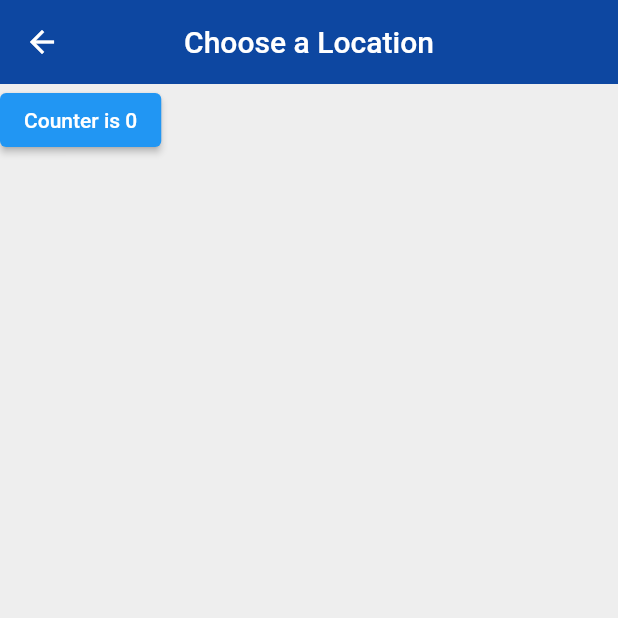
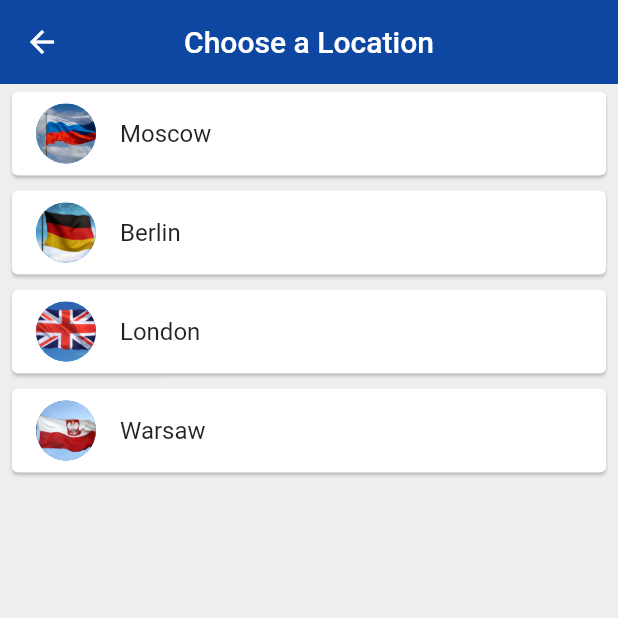
Before and after one commit to Hacikes/startLearningFlutter, a Flutter app: the ChooseLocation screen opened by its route, on a phone screen of 412 x 824 dp, the top half of it. Run offline on Flutter 3.47's test engine with Material 2 defaults, Android fonts, the phone set to English and light mode, and no system bars; our stand-ins replace flutter_spinkit; network calls fail; statements that could not run were skipped.

Commit message:
Урок 34.
Делаем выбор локаций на экране локаций

1) Импортировали класс WorldTime на экран choose_location.dart
2) Добавили список стран на выбор с url и картинками
3) Сделали список, который можно тыкать и выбирать страну( циклически выбирается строка по индексу начиная от 0)
4) Настроили загрузку флагов для каждой локации
5) Для списка сделали действие при тапе - вывод в консоль названия локации

```diff
--- a/lib/pages/choose_location.dart
+++ b/lib/pages/choose_location.dart
@@ -1,4 +1,5 @@
 import 'package:flutter/material.dart';
+import 'package:kekaga/services/world_time.dart';
 
 class ChooseLocation extends StatefulWidget {
   const ChooseLocation({Key? key}) : super(key: key);
@@ -11,6 +12,15 @@ class _ChooseLocationState extends State<ChooseLocation> {
 
   int counter = 0;
 
+  // Наши варианты выбора местоположения
+  // Берём класс WorldTime из файла world_time.dart
+  List<WorldTime> locations = [
+  WorldTime(location: 'Moscow', flag: 'Russia_flag.jpg', url: 'Europe/Moscow'),
+  WorldTime(location: 'Berlin', flag: 'germaniya.jpg', url: 'Europe/Berlin'),
+  WorldTime(location: 'London', flag: 'English.jpg', url: 'Europe/London'),
+  WorldTime(location: 'Warsaw', flag: 'Poland.jpg', url: 'Europe/Warsaw')
+  ];
+
   @override
   Widget build(BuildContext context) {
     print("Build function ran");
@@ -22,12 +32,27 @@ class _ChooseLocationState extends State<ChooseLocation> {
         centerTitle: true,
         elevation: 0,
       ),
-      body: ElevatedButton(
-        onPressed: () {
-          setState(() {
-            counter +=1;
-          });
-        }, child: Text('Counter is $counter'),
+      body: ListView.builder(
+          itemCount: locations.length,
+          // Будет циклически просматривать список
+          itemBuilder: (context, index){
+            // Возвращаем список, на который можно будет жмякать
+            return Padding(
+              padding: const EdgeInsets.symmetric(vertical: 1.0, horizontal: 4.0),
+              child: Card(
+                child: ListTile(
+                  onTap: () {
+                    print(locations[index].location);
+                  },
+                  title: Text(locations[index].location),
+                  // Загружаем изображения флагов
+                  leading: CircleAvatar(
+                    backgroundImage: AssetImage('assets/${locations[index].flag}'),
+                  ),
+                ),
+              ),
+            );
+          },
       ),
     );
   }
```
Also changed, not shown: assets/English.jpg (added), assets/Poland.jpg (added), assets/germaniya.jpg (added).
